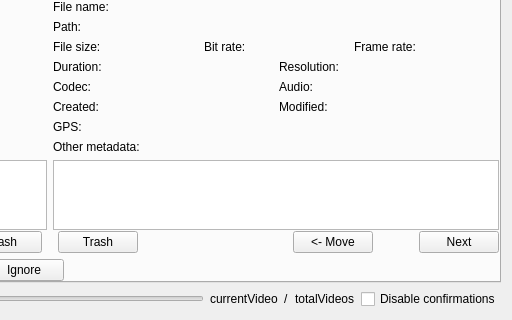
Above: QtProject/app/comparison/comparison.ui from theophanemayaud/video-simili-duplicate-cleaner before the change; both pictures show x 413 to 925 and y 278 to 598 of the 925 by 598 pixel window. Below: the same form after it.
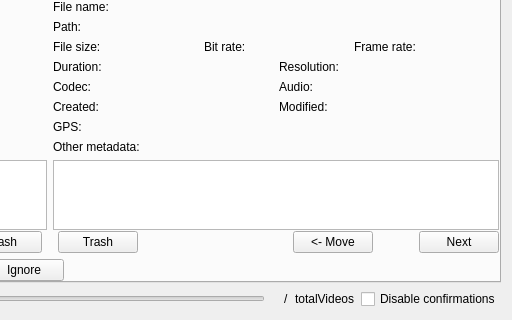
That is the form after the change. Custom widgets are drawn as their Qt base class.

```diff
--- a/QtProject/app/comparison/comparison.ui
+++ b/QtProject/app/comparison/comparison.ui
@@ -2184,7 +2184,7 @@
      <item>
       <widget class="QLabel" name="currentVideo">
        <property name="text">
-        <string>currentVideo</string>
+        <string/>
        </property>
       </widget>
      </item>
```
